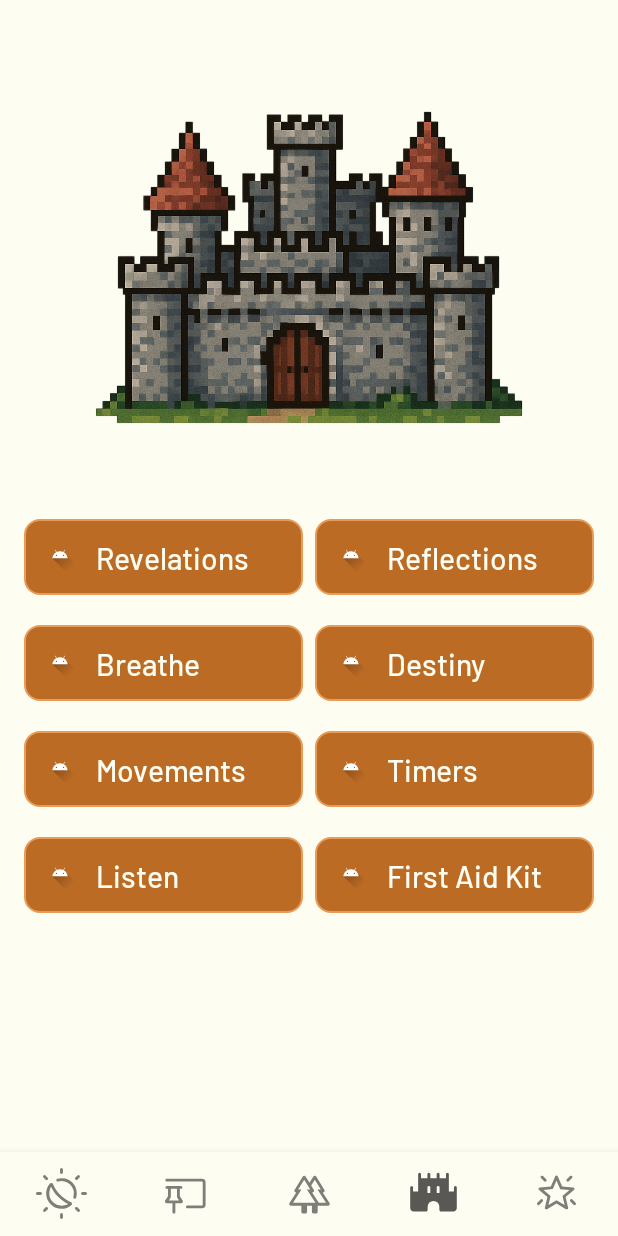
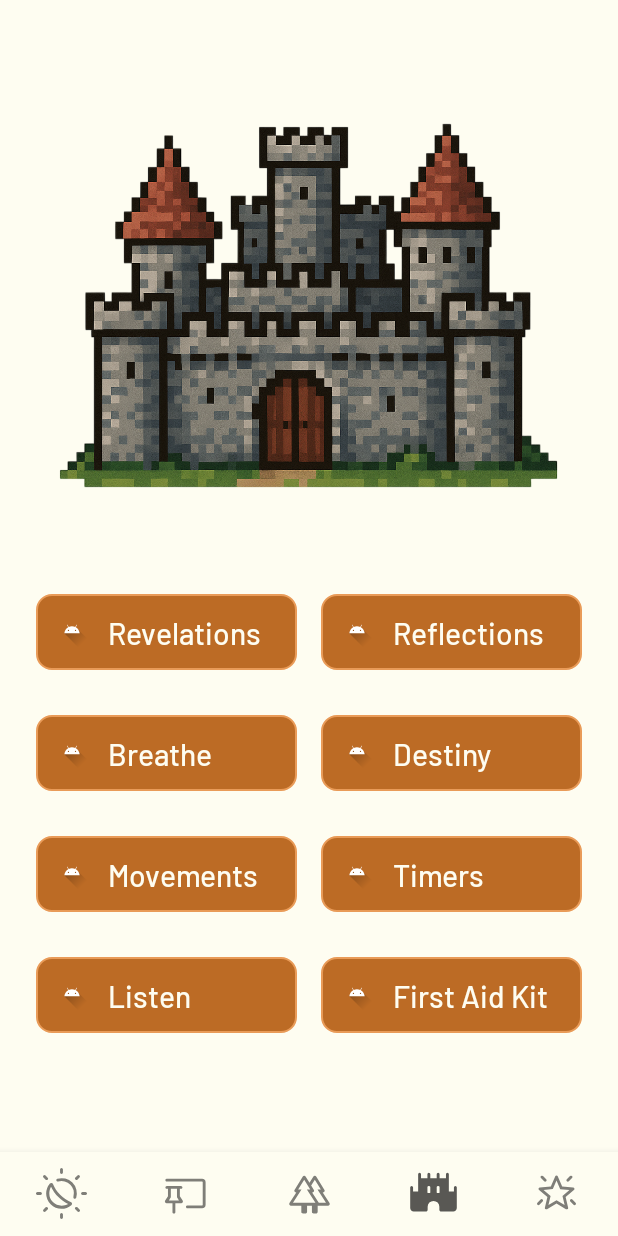
Before and after one commit to carloszuilavila/HeroJourney, an Android app: the FortFragment screen opened through its navigation route, on a phone screen of 412 x 824 dp. Run offline under Robolectric (Android 15) with nearby library versions, the phone set to English and light mode, and no system bars; our stand-ins replace Room's generated code, navigation-ui.

Commit message:
upd: make buttons rounded and other UI improvements (colors, sizes)

```diff
--- a/app/src/main/res/layout/fragment_fort.xml
+++ b/app/src/main/res/layout/fragment_fort.xml
@@ -16,8 +16,8 @@ android:layout_height="match_parent">
     <!-- Ilustración superior -->
     <ImageView
         android:id="@+id/castleImage"
-        android:layout_width="300dp"
-        android:layout_height="300dp"
+        android:layout_width="350dp"
+        android:layout_height="350dp"
         android:src="@drawable/castle"
         android:contentDescription="Fort"
         android:layout_gravity="center"
@@ -30,21 +30,23 @@ android:layout_height="match_parent">
         android:layout_height="wrap_content"
         android:orientation="horizontal"
         android:weightSum="2"
-        android:layout_marginBottom="20dp">
+        android:layout_marginBottom="30dp">
 
         <include
             layout="@layout/btn_castle_section"
             android:layout_width="0dp"
             android:layout_height="wrap_content"
             android:layout_weight="1"
-            android:layout_marginEnd="4dp"/>
+            android:layout_marginStart="8dp"
+            android:layout_marginEnd="8dp"/>
 
         <include
             layout="@layout/btn_castle_section"
             android:layout_width="0dp"
             android:layout_height="wrap_content"
             android:layout_weight="1"
-            android:layout_marginStart="4dp"/>
+            android:layout_marginStart="8dp"
+            android:layout_marginEnd="8dp"/>
     </LinearLayout>
 
     <!-- Fila 2 -->
@@ -53,21 +55,23 @@ android:layout_height="match_parent">
         android:layout_height="wrap_content"
         android:orientation="horizontal"
         android:weightSum="2"
-        android:layout_marginBottom="20dp">
+        android:layout_marginBottom="30dp">
 
         <include
             layout="@layout/btn_castle_section"
             android:layout_width="0dp"
             android:layout_height="wrap_content"
             android:layout_weight="1"
-            android:layout_marginEnd="4dp"/>
+            android:layout_marginStart="8dp"
+            android:layout_marginEnd="8dp"/>
 
         <include
             layout="@layout/btn_castle_section"
             android:layout_width="0dp"
             android:layout_height="wrap_content"
             android:layout_weight="1"
-            android:layout_marginStart="4dp"/>
+            android:layout_marginStart="8dp"
+            android:layout_marginEnd="8dp"/>
     </LinearLayout>
 
     <!-- Fila 3 -->
@@ -76,21 +80,23 @@ android:layout_height="match_parent">
         android:layout_height="wrap_content"
         android:orientation="horizontal"
         android:weightSum="2"
-        android:layout_marginBottom="20dp">
+        android:layout_marginBottom="30dp">
 
         <include
             layout="@layout/btn_castle_section"
             android:layout_width="0dp"
             android:layout_height="wrap_content"
             android:layout_weight="1"
-            android:layout_marginEnd="4dp"/>
+            android:layout_marginStart="8dp"
+            android:layout_marginEnd="8dp"/>
 
         <include
             layout="@layout/btn_castle_section"
             android:layout_width="0dp"
             android:layout_height="wrap_content"
             android:layout_weight="1"
-            android:layout_marginStart="4dp"/>
+            android:layout_marginStart="8dp"
+            android:layout_marginEnd="8dp"/>
     </LinearLayout>
 
     <!-- Fila 4 -->
@@ -99,21 +105,23 @@ android:layout_height="match_parent">
         android:layout_height="wrap_content"
         android:orientation="horizontal"
         android:weightSum="2"
-        android:layout_marginBottom="20dp">
+        android:layout_marginBottom="30dp">
 
         <include
             layout="@layout/btn_castle_section"
             android:layout_width="0dp"
             android:layout_height="wrap_content"
             android:layout_weight="1"
-            android:layout_marginEnd="4dp"/>
+            android:layout_marginStart="8dp"
+            android:layout_marginEnd="8dp"/>
 
         <include
             layout="@layout/btn_castle_section"
             android:layout_width="0dp"
             android:layout_height="wrap_content"
             android:layout_weight="1"
-            android:layout_marginStart="4dp"/>
+            android:layout_marginStart="8dp"
+            android:layout_marginEnd="8dp"/>
     </LinearLayout>
 
 </LinearLayout>
--- a/app/src/main/res/layout/fragment_home.xml
+++ b/app/src/main/res/layout/fragment_home.xml
@@ -69,14 +69,14 @@
         android:id="@+id/buttonAddHabit"
         android:layout_width="match_parent"
         android:layout_height="wrap_content"
-        android:background="@drawable/btn_habit_rpg"
+        android:background="@drawable/rounded_btn"
         android:text="New Habit"
         android:textColor="?attr/colorOnPrimary"
         android:textSize="18sp"
         android:textStyle="bold"
         android:layout_marginBottom="60dp"
-        android:layout_marginStart="30sp"
-        android:layout_marginEnd="30sp"
+        android:layout_marginStart="50sp"
+        android:layout_marginEnd="50sp"
         app:layout_constraintBottom_toBottomOf="parent"
         app:layout_constraintEnd_toEndOf="parent"
         app:layout_constraintStart_toStartOf="parent" />
--- a/app/src/main/res/layout/fragment_quests.xml
+++ b/app/src/main/res/layout/fragment_quests.xml
@@ -53,7 +53,7 @@
                     android:layout_width="match_parent"
                     android:layout_height="wrap_content"
                     android:layout_margin="8dp"
-                    android:background="@drawable/btn_habit_rpg"
+                    android:background="@drawable/rounded_btn"
                     android:text="New Quest"
                     android:textColor="?attr/colorOnPrimary"
                     android:textSize="16sp"
@@ -92,7 +92,7 @@
                     android:layout_width="match_parent"
                     android:layout_height="wrap_content"
                     android:layout_margin="8dp"
-                    android:background="@drawable/btn_habit_rpg"
+                    android:background="@drawable/rounded_btn"
                     android:text="New Quest"
                     android:textColor="?attr/colorOnPrimary"
                     android:textSize="16sp"
@@ -131,7 +131,7 @@
                     android:layout_width="match_parent"
                     android:layout_height="wrap_content"
                     android:layout_margin="8dp"
-                    android:background="@drawable/btn_habit_rpg"
+                    android:background="@drawable/rounded_btn"
                     android:text="New Quest"
                     android:textColor="?attr/colorOnPrimary"
                     android:textSize="16sp"
--- a/app/src/main/res/layout/fragment_revelations.xml
+++ b/app/src/main/res/layout/fragment_revelations.xml
@@ -27,7 +27,7 @@
             android:layout_height="wrap_content"
             android:layout_gravity="center"
             android:text="Revelation"
-            android:background="@drawable/btn_habit_rpg"/>
+            android:background="@drawable/rounded_btn"/>
 
     </FrameLayout>
 
```
Also changed, not shown: app/src/main/res/layout/fragment_hero.xml (+22 -11 lines).
